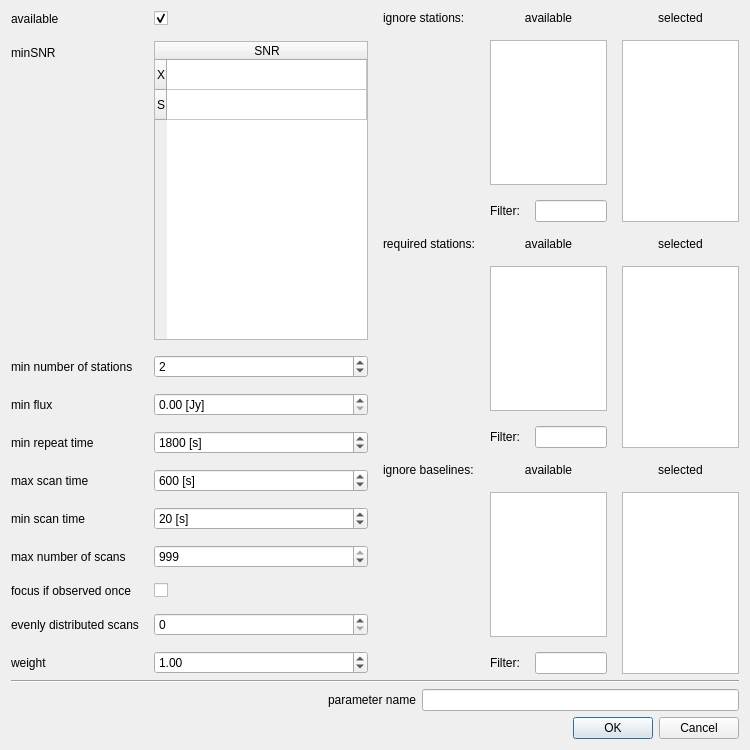
First picture: the form in sourceparametersdialog.ui, repository TUW-VieVS/VieSchedpp, before the edit.
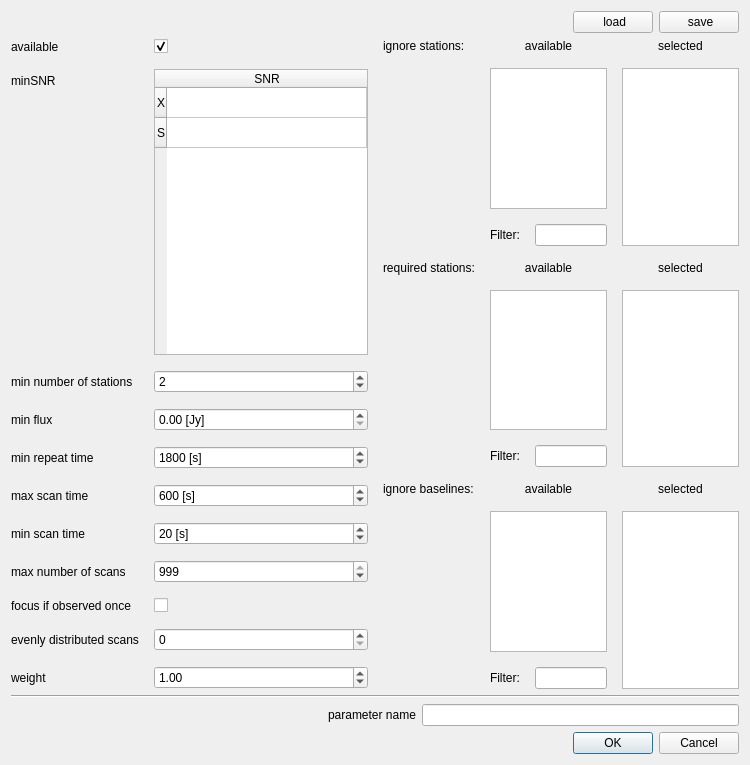
Second picture: the form after the edit. Icons and pictures are not drawn.

```diff
--- a/sourceparametersdialog.ui
+++ b/sourceparametersdialog.ui
@@ -7,13 +7,52 @@
     <x>0</x>
     <y>0</y>
     <width>750</width>
-    <height>750</height>
+    <height>765</height>
    </rect>
   </property>
   <property name="windowTitle">
    <string>Dialog</string>
   </property>
   <layout class="QVBoxLayout" name="verticalLayout">
+   <item>
+    <layout class="QHBoxLayout" name="horizontalLayout_9">
+     <item>
+      <spacer name="horizontalSpacer_2">
+       <property name="orientation">
+        <enum>Qt::Horizontal</enum>
+       </property>
+       <property name="sizeHint" stdset="0">
+        <size>
+         <width>40</width>
+         <height>20</height>
+        </size>
+       </property>
+      </spacer>
+     </item>
+     <item>
+      <widget class="QPushButton" name="pushButton_2">
+       <property name="text">
+        <string> load</string>
+       </property>
+       <property name="icon">
+        <iconset resource="myresources.qrc">
+         <normaloff>:/icons/icons/folder-open-5.png</normaloff>:/icons/icons/folder-open-5.png</iconset>
+       </property>
+      </widget>
+     </item>
+     <item>
+      <widget class="QPushButton" name="pushButton">
+       <property name="text">
+        <string> save</string>
+       </property>
+       <property name="icon">
+        <iconset resource="myresources.qrc">
+         <normaloff>:/icons/icons/document-export.png</normaloff>:/icons/icons/document-export.png</iconset>
+       </property>
+      </widget>
+     </item>
+    </layout>
+   </item>
    <item>
     <layout class="QHBoxLayout" name="horizontalLayout_8" stretch="1,1">
      <property name="spacing">
```
Left out of the diff: 4 changed lines with no effect on the pictures.
